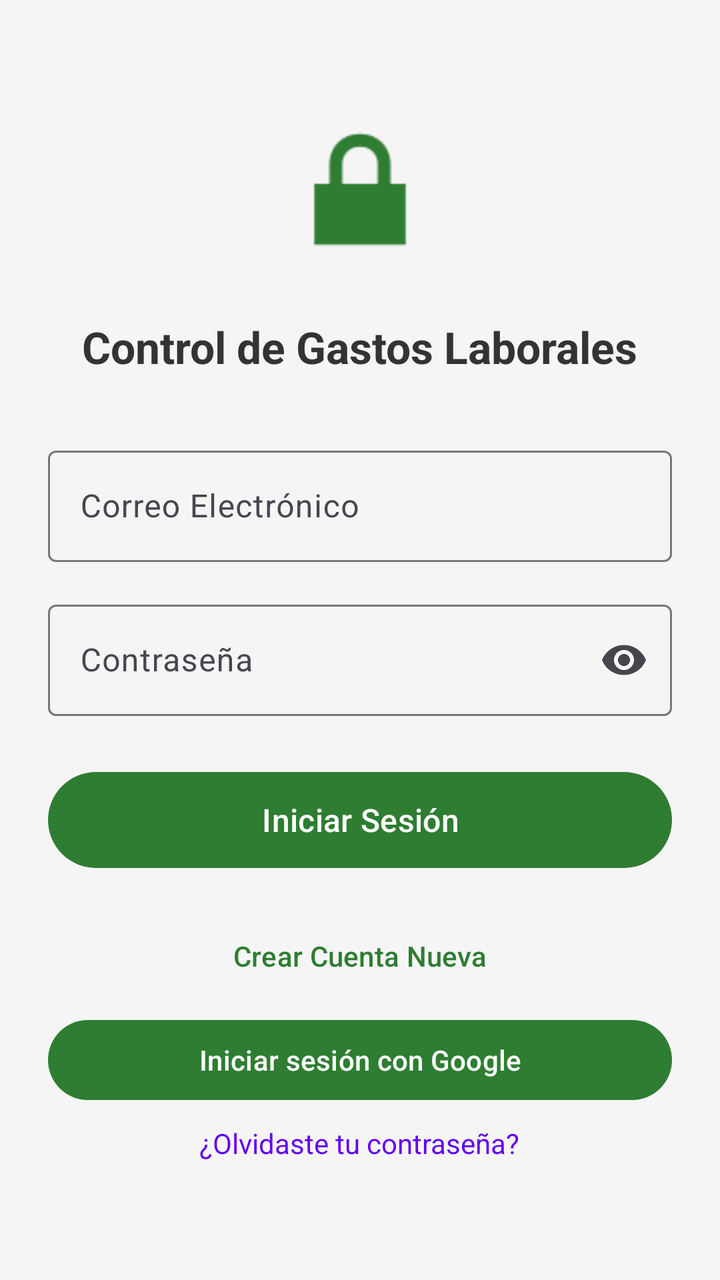
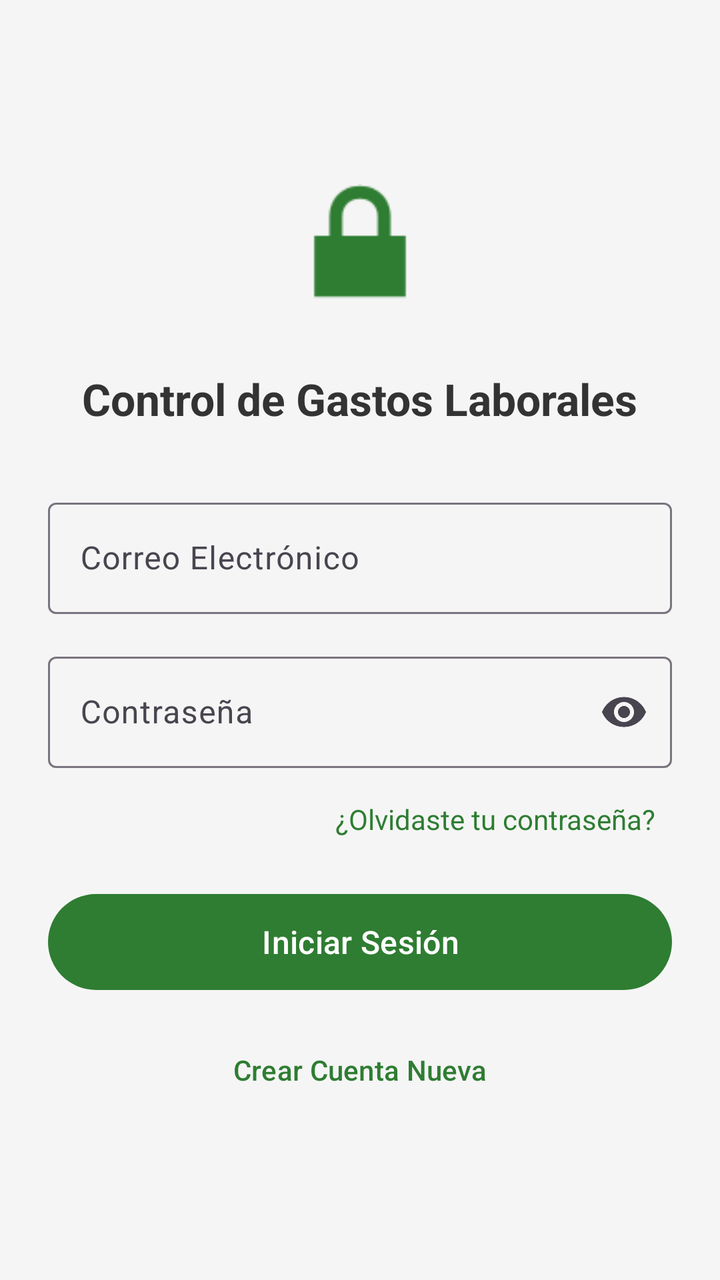

Two renders of the same Android screen: before a commit and after it. Below are the layout's source before the change and the commit's diff.
<!-- AndroidManifest.xml: application theme Theme.ControlDeGastos -->
<!-- res/layout/activity_login.xml -->
<?xml version="1.0" encoding="utf-8"?>
<ScrollView xmlns:android="http://schemas.android.com/apk/res/android"
    xmlns:app="http://schemas.android.com/apk/res-auto"
    android:layout_width="match_parent"
    android:layout_height="match_parent"
    android:background="@color/fondo"
    android:fillViewport="true">

    <LinearLayout
        android:layout_width="match_parent"
        android:layout_height="wrap_content"
        android:gravity="center"
        android:orientation="vertical"
        android:padding="24dp">

        <ImageView
            android:layout_width="88dp"
            android:layout_height="88dp"
            android:layout_marginBottom="20dp"
            android:contentDescription="@string/app_name"
            android:src="@android:drawable/ic_lock_lock"
            app:tint="@color/verde_primario" />

        <TextView
            android:layout_width="wrap_content"
            android:layout_height="wrap_content"
            android:layout_marginBottom="32dp"
            android:text="@string/login_titulo"
            android:textColor="@color/texto_principal"
            android:textSize="22sp"
            android:textStyle="bold" />

        <com.google.android.material.textfield.TextInputLayout
            android:id="@+id/tilEmail"
            style="@style/Widget.Material3.TextInputLayout.OutlinedBox"
            android:layout_width="match_parent"
            android:layout_height="wrap_content"
            android:layout_marginBottom="16dp"
            android:hint="@string/correo_electronico">

            <com.google.android.material.textfield.TextInputEditText
                android:id="@+id/etEmail"
                android:layout_width="match_parent"
                android:layout_height="wrap_content"
                android:inputType="textEmailAddress"
                android:maxLines="1" />
        </com.google.android.material.textfield.TextInputLayout>

        <com.google.android.material.textfield.TextInputLayout
            android:id="@+id/tilPassword"
            style="@style/Widget.Material3.TextInputLayout.OutlinedBox"
            android:layout_width="match_parent"
            android:layout_height="wrap_content"
            android:layout_marginBottom="24dp"
            android:hint="@string/contrasena"
            app:endIconMode="password_toggle">

            <com.google.android.material.textfield.TextInputEditText
                android:id="@+id/etPassword"
                android:layout_width="match_parent"
                android:layout_height="wrap_content"
                android:inputType="textPassword"
                android:maxLines="1" />
        </com.google.android.material.textfield.TextInputLayout>

        <Button
            android:id="@+id/btnLogin"
            android:layout_width="match_parent"
            android:layout_height="56dp"
            android:layout_marginBottom="12dp"
            android:text="@string/iniciar_sesion"
            android:textSize="16sp"
            app:backgroundTint="@color/verde_primario" />

        <Button
            android:id="@+id/btnRegister"
            style="@style/Widget.Material3.Button.TextButton"
            android:layout_width="match_parent"
            android:layout_height="56dp"
            android:text="@string/crear_cuenta"
            android:textColor="@color/verde_primario"
            android:textSize="14sp" />

        <Button
                android:id="@+id/btnGoogleLogin"
                android:layout_width="match_parent"
                android:layout_height="wrap_content"
                android:text="Iniciar sesión con Google" />

        <TextView
                android:id="@+id/tvOlvideContrasena"
                android:layout_width="wrap_content"
                android:layout_height="wrap_content"
                android:text="¿Olvidaste tu contraseña?"
                android:textColor="@color/design_default_color_primary"
                android:padding="8dp"/>


    </LinearLayout>
</ScrollView>
<!-- resources referenced by this layout -->
<resources>
  <color name="fondo">#F5F5F5</color>
  <color name="texto_principal">#333333</color>
  <color name="verde_primario">#2E7D32</color>
  <string name="app_name">ControlDeGastos</string>
  <string name="contrasena">Contraseña</string>
  <string name="correo_electronico">Correo Electrónico</string>
  <string name="crear_cuenta">Crear Cuenta Nueva</string>
  <string name="iniciar_sesion">Iniciar Sesión</string>
  <string name="login_titulo">Control de Gastos Laborales</string>
  <style name="Theme.ControlDeGastos" parent="Base.Theme.ControlDeGastos" />
  <style name="Base.Theme.ControlDeGastos" parent="Theme.Material3.Light.NoActionBar">
          <item name="colorPrimary">@color/verde_primario</item>
          <item name="colorOnPrimary">@color/white</item>
          <item name="colorSecondary">@color/verde_oscuro</item>
          <item name="android:statusBarColor">@color/verde_oscuro</item>
          <item name="android:windowBackground">@color/fondo</item>
      </style>
  <color name="white">#FFFFFFFF</color>
  <color name="verde_oscuro">#1B5E20</color>
</resources>

<!-- the commit's change to res/layout/activity_login.xml (unified diff, before → after) -->
@@ -1,9 +1,9 @@
 <?xml version="1.0" encoding="utf-8"?>
 <ScrollView xmlns:android="http://schemas.android.com/apk/res/android"
     xmlns:app="http://schemas.android.com/apk/res-auto"
+    xmlns:tools="http://schemas.android.com/tools"
     android:layout_width="match_parent"
     android:layout_height="match_parent"
-    android:background="@color/fondo"
     android:fillViewport="true">
 
     <LinearLayout
@@ -42,6 +42,7 @@
                 android:id="@+id/etEmail"
                 android:layout_width="match_parent"
                 android:layout_height="wrap_content"
+                android:autofillHints="emailAddress"
                 android:inputType="textEmailAddress"
                 android:maxLines="1" />
         </com.google.android.material.textfield.TextInputLayout>
@@ -51,7 +52,7 @@
             style="@style/Widget.Material3.TextInputLayout.OutlinedBox"
             android:layout_width="match_parent"
             android:layout_height="wrap_content"
-            android:layout_marginBottom="24dp"
+            android:layout_marginBottom="8dp"
             android:hint="@string/contrasena"
             app:endIconMode="password_toggle">
 
@@ -59,18 +60,39 @@
                 android:id="@+id/etPassword"
                 android:layout_width="match_parent"
                 android:layout_height="wrap_content"
+                android:autofillHints="password"
                 android:inputType="textPassword"
                 android:maxLines="1" />
         </com.google.android.material.textfield.TextInputLayout>
+
+        <TextView
+            android:id="@+id/tvOlvideContrasena"
+            android:layout_width="wrap_content"
+            android:layout_height="wrap_content"
+            android:layout_gravity="end"
+            android:layout_marginBottom="16dp"
+            android:padding="8dp"
+            android:text="@string/olvide_contrasena"
+            android:textColor="@color/verde_primario" />
 
         <Button
             android:id="@+id/btnLogin"
             android:layout_width="match_parent"
             android:layout_height="56dp"
-            android:layout_marginBottom="12dp"
+            android:layout_marginBottom="8dp"
             android:text="@string/iniciar_sesion"
             android:textSize="16sp"
             app:backgroundTint="@color/verde_primario" />
+
+        <com.google.android.material.progressindicator.CircularProgressIndicator
+            android:id="@+id/progressLogin"
+            android:layout_width="wrap_content"
+            android:layout_height="wrap_content"
+            android:layout_marginBottom="8dp"
+            android:indeterminate="true"
+            android:visibility="gone"
+            app:indicatorColor="@color/verde_primario"
+            tools:visibility="visible" />
 
         <Button
             android:id="@+id/btnRegister"
@@ -82,19 +104,14 @@
             android:textSize="14sp" />
 
         <Button
-                android:id="@+id/btnGoogleLogin"
-                android:layout_width="match_parent"
-                android:layout_height="wrap_content"
-                android:text="Iniciar sesión con Google" />
-
-        <TextView
-                android:id="@+id/tvOlvideContrasena"
-                android:layout_width="wrap_content"
-                android:layout_height="wrap_content"
-                android:text="¿Olvidaste tu contraseña?"
-                android:textColor="@color/design_default_color_primary"
-                android:padding="8dp"/>
-
+            android:id="@+id/btnGoogleLogin"
+            style="@style/Widget.Material3.Button.OutlinedButton"
+            android:layout_width="match_parent"
+            android:layout_height="wrap_content"
+            android:layout_marginTop="4dp"
+            android:text="@string/iniciar_sesion_google"
+            android:visibility="gone"
+            tools:visibility="visible" />
 
     </LinearLayout>
 </ScrollView>
<!-- resource entries referenced after the edit -->
@@ -8,7 +8,9 @@
   <string name="correo_electronico">Correo Electrónico</string>
   <string name="crear_cuenta">Crear Cuenta Nueva</string>
   <string name="iniciar_sesion">Iniciar Sesión</string>
+  <string name="iniciar_sesion_google">Continuar con Google</string>
   <string name="login_titulo">Control de Gastos Laborales</string>
+  <string name="olvide_contrasena">¿Olvidaste tu contraseña?</string>
   <style name="Theme.ControlDeGastos" parent="Base.Theme.ControlDeGastos" />
   <style name="Base.Theme.ControlDeGastos" parent="Theme.Material3.Light.NoActionBar">
           <item name="colorPrimary">@color/verde_primario</item>
